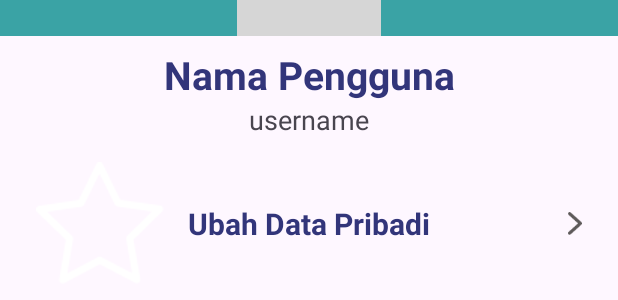
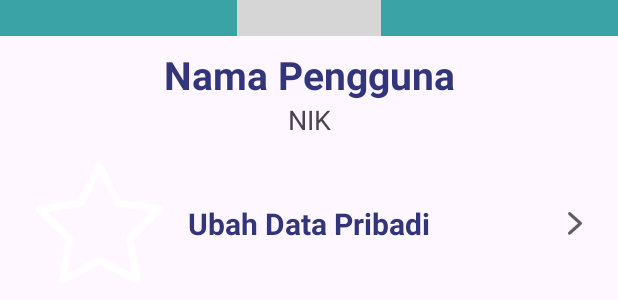
Before and after one commit to mdhkrmd/donorin, an Android app: the layout activity_profil.xml on its own in the app's theme, with its tools: preview values and no code run, on a phone screen of 412 x 824 dp. Shown: the part 339-639 px from the top of the screen. Run offline under Robolectric (Android 15) with nearby library versions, the phone set to English and light mode, and no system bars; grey boxes are pictures that could not be loaded.

Commit message:
update profil

```diff
--- a/app/src/main/java/com/example/donorin/RetrofitAPI.java
+++ b/app/src/main/java/com/example/donorin/RetrofitAPI.java
@@ -26,6 +26,9 @@ public interface RetrofitAPI {
     @POST("daftar")
     Call<DataModalDaftar> createPostDaftar(@Body DataModalDaftar dataModalDaftar);
 
+    @POST("updateprofil")
+    Call<DataModalUpdateProfil> createPostUpdate(@Body DataModalUpdateProfil dataModalUpdateProfil);
+
     @GET("rspmi")
     Call<List<RspmiData>> getData();
 
--- a/app/src/main/java/com/example/donorin/utama.java
+++ b/app/src/main/java/com/example/donorin/utama.java
@@ -98,7 +98,12 @@ public class utama extends AppCompatActivity {
             @Override
             public void onClick(View v) {
                 Intent intentPindah = new Intent(utama.this, profil.class);
+                intentPindah.putExtra("nik", ambilNik.getText().toString());
                 intentPindah.putExtra("nama", ambilNama.getText().toString());
+                intentPindah.putExtra("lahir", ambilLahir.getText().toString());
+                intentPindah.putExtra("darah", ambilDarah.getText().toString());
+                intentPindah.putExtra("alamat", ambilAlamat.getText().toString());
+                intentPindah.putExtra("no", ambilNo.getText().toString());
 
                 startActivity(intentPindah);
             }
--- a/app/src/main/res/layout/activity_profil.xml
+++ b/app/src/main/res/layout/activity_profil.xml
@@ -78,7 +78,7 @@
             </androidx.constraintlayout.widget.ConstraintLayout>
 
             <TextView
-                android:id="@+id/txtNama"
+                android:id="@+id/ambilNama"
                 android:layout_width="match_parent"
                 android:layout_height="wrap_content"
                 android:text="Nama Pengguna"
@@ -89,12 +89,29 @@
                 android:textColor="@color/dark_blue"/>
 
             <TextView
-                android:id="@+id/textView11"
+                android:id="@+id/ambilNik"
                 android:layout_width="match_parent"
                 android:layout_height="wrap_content"
-                android:text="username"
+                android:text="NIK"
                 android:textSize="18sp"
                 android:textAlignment="center"/>
+
+            <TextView
+                android:id="@+id/ambilLahir"
+                android:layout_width="0dp"
+                android:layout_height="0dp"/>
+            <TextView
+                android:id="@+id/ambilDarah"
+                android:layout_width="0dp"
+                android:layout_height="0dp"/>
+            <TextView
+                android:id="@+id/ambilNo"
+                android:layout_width="0dp"
+                android:layout_height="0dp"/>
+            <TextView
+                android:id="@+id/ambilAlamat"
+                android:layout_width="0dp"
+                android:layout_height="0dp"/>
 
 
             <androidx.constraintlayout.widget.ConstraintLayout
```
Also changed, not shown: app/src/main/java/com/example/donorin/DataModalUpdateProfil.java (added, +83 -0 lines), app/src/main/java/com/example/donorin/profil.java (+22 -3 lines), app/src/main/java/com/example/donorin/updateProfil.java (+89 -0 lines), app/src/main/res/layout/activity_update_profil.xml (+3 -4 lines), app/src/main/res/drawable-hdpi/balik.png (added), app/src/main/res/drawable-hdpi/darurat.png (added), app/src/main/res/drawable-hdpi/donor.png (added), app/src/main/res/drawable-hdpi/donordua.png (added), app/src/main/res/drawable-hdpi/riwayat.png (added), app/src/main/res/drawable-hdpi/rspmi.png (added).
